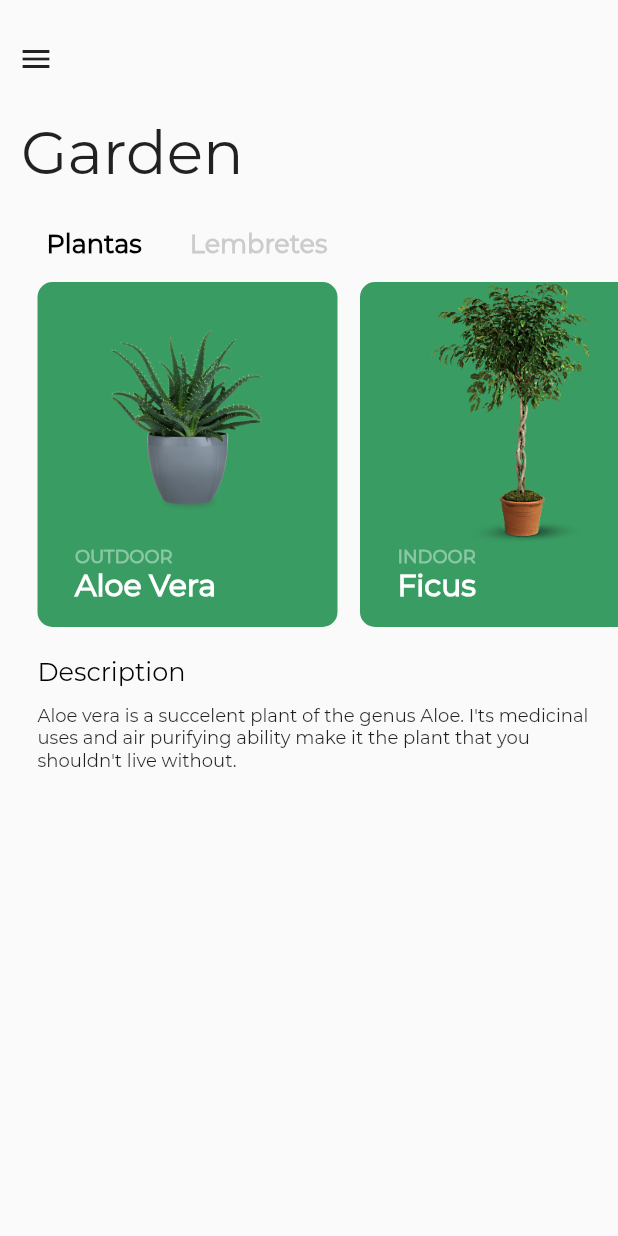
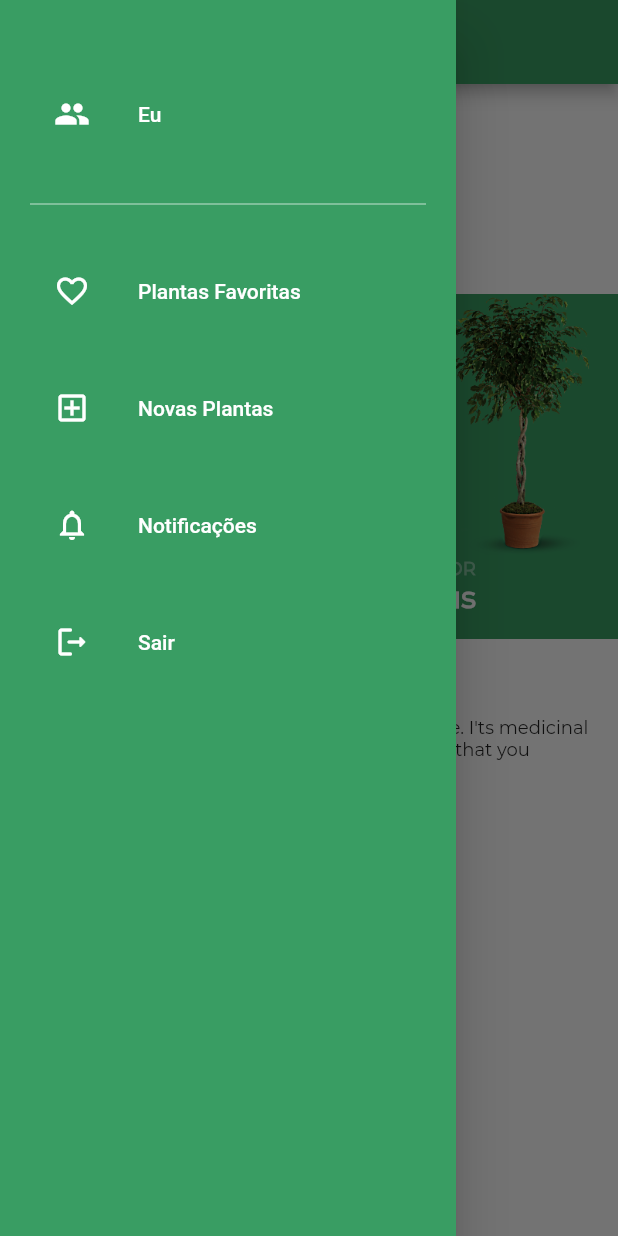
Before and after one commit to vitorsorato/garden_flutter, a Flutter app: the screen it shows after launch, with the side drawer open (before the commit the screen has no drawer), on a phone screen of 412 x 824 dp. Run offline on Flutter 3.47's test engine with Material 2 defaults, Android fonts, the phone set to English and light mode, and no system bars; project files that could hold a hidden picture were left out.

Commit message:
menu-hamburguer

```diff
--- /dev/null
+++ b/lib/NavigationDrawerWidget.dart
@@ -0,0 +1,105 @@
+import 'package:flutter/material.dart';
+import 'package:garden/pages/favourites_plants_page.dart';
+import 'package:garden/pages/people_page.dart';
+import 'package:garden/pages/new_plants_page.dart';
+import 'package:garden/pages/notifications_page.dart';
+
+
+const primaryColor = const Color(0xFF399D63);
+
+class NavigationDrawerWidget extends StatelessWidget {
+  final padding = EdgeInsets.symmetric(horizontal: 20);
+  @override
+  Widget build(BuildContext context) {
+    return Drawer(
+        child: Material(
+          color: Color(0xFF399D63),
+             child: ListView(
+               padding: padding,
+                children: <Widget>[
+                    const SizedBox(height: 48),
+                    menuItem(
+                      text: 'Eu',
+                      icon: Icons.people,
+                      onClicked: () => selectedItem(context, 0),
+                    ),
+                    const SizedBox(height: 24),
+                    Divider(color: Colors.white70),
+                    const SizedBox(height: 22),
+                    menuItem(
+                      text: 'Plantas Favoritas',
+                      icon: Icons.favorite_border,
+                      onClicked: () => selectedItem(context, 1),
+                  ),
+                    const SizedBox(height: 22),
+                    menuItem(
+                      text: 'Novas Plantas',
+                      icon: Icons.add_box_outlined,
+                    onClicked: () => selectedItem(context, 2),
+                  ),
+                  const SizedBox(height: 22),
+                  menuItem(
+                    text: 'Notificações',
+                    icon: Icons.notifications_outlined,
+                    onClicked: () => selectedItem(context, 3),
+                  ),
+                   const SizedBox(height: 22),
+                    menuItem(
+                    text: 'Sair',
+                    icon: Icons.logout_rounded,
+                    onClicked: () => selectedItem(context, 4),
+                  ),
+                ],
+            ),
+        ),
+    );
+  }
+}
+
+ Widget menuItem({
+    required String text,
+    required IconData icon,
+     VoidCallback? onClicked,
+  }) {
+    final color = Colors.white;
+    final hoverColor = Colors.white70;
+
+    return ListTile(
+      leading: Icon(icon, color: color),
+      title: Text(text, style: TextStyle(color: color)),
+      hoverColor: hoverColor,
+       onTap: onClicked,
+    );
+  }
+
+  void selectedItem(BuildContext context, int index) {
+    Navigator.of(context).pop();
+
+    switch (index) {
+      case 0:
+        Navigator.of(context).push(MaterialPageRoute(
+          builder: (context) => PeoplePage(),
+        ));
+        break;
+      case 1:
+        Navigator.of(context).push(MaterialPageRoute(
+          builder: (context) => PlantsFavouritesPage(),
+        ));
+        break;
+        case 2:
+        Navigator.of(context).push(MaterialPageRoute(
+          builder: (context) => NewPlantsPage(),
+        ));
+        break;
+         case 3:
+        Navigator.of(context).push(MaterialPageRoute(
+          builder: (context) => NotificationsPage(),
+        ));
+        break;
+        //   case 4:
+        // Navigator.of(context).push(MaterialPageRoute(
+        //   // builder: (context) => Logout(),
+        // ));
+        // break;
+    }
+  }
--- a/lib/main.dart
+++ b/lib/main.dart
@@ -1,8 +1,12 @@
 import 'package:flutter/material.dart';
 import 'package:garden/plantlist.dart';
 import 'package:garden/lembretes.dart';
+import 'package:garden/NavigationDrawerWidget.dart';
 
 void main() => runApp(const MyApp());
+
+
+const primaryColor = const Color(0xFF399D63);
 
 class MyApp extends StatelessWidget {
   const MyApp({Key? key}) : super(key: key);
@@ -36,6 +40,11 @@ class _MyHomePageState extends State<MyHomePage>
   @override
   Widget build(BuildContext context) {
     return Scaffold(
+      drawer: NavigationDrawerWidget(),
+      appBar: AppBar(
+        backgroundColor: primaryColor,
+        title: Text('ABP Soluções Mobile'),
+      ),
         body: ListView(
       children: <Widget>[
         const SizedBox(height: 15.0),
@@ -45,11 +54,6 @@ class _MyHomePageState extends State<MyHomePage>
           child: Row(
             mainAxisAlignment: MainAxisAlignment.spaceBetween,
             children: <Widget>[
-              IconButton(
-                icon: const Icon(Icons.menu),
-                onPressed: () {},
-              ),
-
             ],
           ),
         ),
```
Also changed, not shown: lib/pages/favourites_plants_page.dart (added, +12 -0 lines), lib/pages/new_plants_page.dart (added, +12 -0 lines), lib/pages/notifications_page.dart (added, +12 -0 lines), lib/pages/people_page.dart (added, +12 -0 lines).
